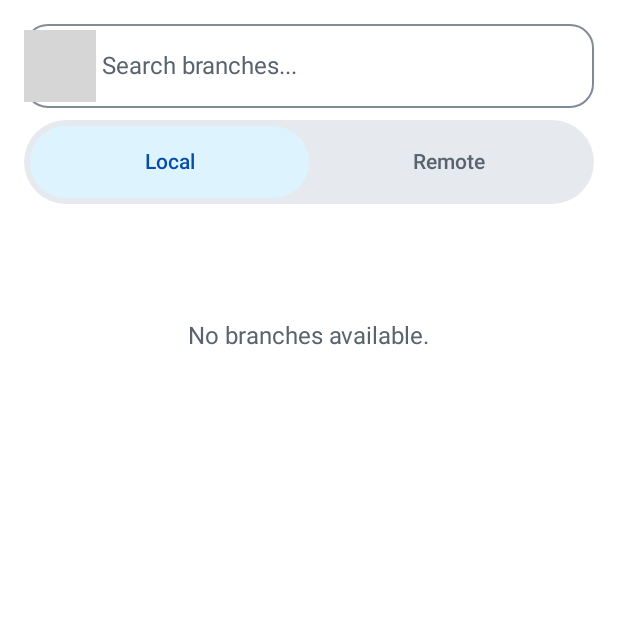
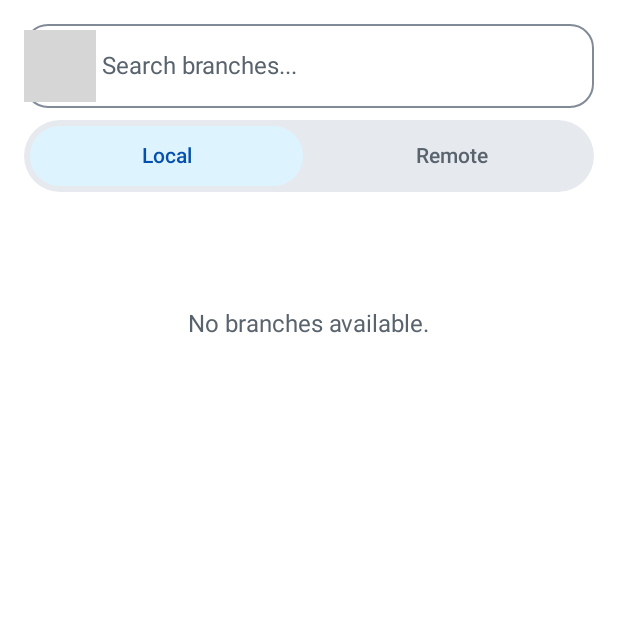
Before and after one commit to RHineIx/AndroidGit, an Android app built with Jetpack Compose: the composable BranchListContent called with empty values, on a phone screen of 412 x 824 dp, the top half of it. Run offline under Robolectric (Android 15) with nearby library versions, the phone set to English and light mode, and no system bars; 10 statements that could not run were skipped; grey boxes are pictures that could not be loaded.

Commit message:
Refine Tritanopia colors and eliminate segmented control press artifacts

```diff
--- a/app/src/main/java/com/android/git/ui/components/MaterialComponents.kt
+++ b/app/src/main/java/com/android/git/ui/components/MaterialComponents.kt
@@ -2,14 +2,15 @@
 
 package com.android.git.ui.components
 
-import androidx.compose.animation.animateColorAsState
 import androidx.compose.animation.core.animateFloatAsState
-import androidx.compose.animation.core.spring
-import androidx.compose.animation.core.Spring
+import androidx.compose.animation.core.tween
+import androidx.compose.animation.core.FastOutSlowInEasing
 import androidx.compose.foundation.BorderStroke
+import androidx.compose.foundation.border
 import androidx.compose.foundation.background
 import androidx.compose.foundation.layout.*
 import androidx.compose.foundation.interaction.MutableInteractionSource
+import androidx.compose.foundation.interaction.collectIsFocusedAsState
 import androidx.compose.foundation.selection.selectable
 import androidx.compose.foundation.selection.selectableGroup
 import androidx.compose.foundation.text.KeyboardActions
@@ -17,11 +18,17 @@ import androidx.compose.foundation.text.KeyboardOptions
 import androidx.compose.material3.*
 import androidx.compose.runtime.Composable
 import androidx.compose.runtime.getValue
+import androidx.compose.runtime.remember
 import androidx.compose.ui.Alignment
 import androidx.compose.ui.Modifier
 import androidx.compose.ui.draw.clip
-import androidx.compose.ui.unit.IntOffset
-import kotlin.math.roundToInt
+import androidx.compose.ui.draw.drawBehind
+import androidx.compose.ui.geometry.CornerRadius
+import androidx.compose.ui.geometry.Offset
+import androidx.compose.ui.geometry.Size
+import androidx.compose.ui.graphics.lerp
+import androidx.compose.ui.unit.LayoutDirection
+import kotlin.math.abs
 import androidx.compose.ui.graphics.Color
 import androidx.compose.ui.graphics.Shape
 import androidx.compose.ui.semantics.Role
@@ -402,42 +409,59 @@ fun SegmentedTabs(
     val selectedIndex = selectedTabIndex.coerceIn(tabs.indices)
     val position by animateFloatAsState(
         targetValue = selectedIndex.toFloat(),
-        animationSpec = spring(dampingRatio = Spring.DampingRatioNoBouncy, stiffness = Spring.StiffnessMediumLow),
+        animationSpec = tween(durationMillis = 220, easing = FastOutSlowInEasing),
         label = "Segment indicator"
     )
     val shape = androidx.compose.foundation.shape.CircleShape
     val scheme = MaterialTheme.colorScheme
-    BoxWithConstraints(
-        modifier = modifier.clip(shape).background(scheme.surfaceContainerHigh)
-            .selectableGroup().padding(4.dp)
+
+    // Draw exactly one pill behind the labels. No per-tab press/ripple layer
+    // can remain visible while the indicator travels to its next position.
+    Row(
+        modifier = modifier.fillMaxWidth().clip(shape)
+            .background(scheme.surfaceContainerHigh)
+            .drawBehind {
+                val cell = size.width / tabs.size
+                val inset = 4.dp.toPx().coerceAtMost(cell / 4f)
+                val visualPosition = if (layoutDirection == LayoutDirection.Rtl)
+                    tabs.lastIndex - position else position
+                val pillHeight = (size.height - 2f * inset).coerceAtLeast(0f)
+                drawRoundRect(
+                    color = scheme.primaryContainer.copy(alpha = if (enabled) 1f else 0.38f),
+                    topLeft = Offset(cell * visualPosition + inset, inset),
+                    size = Size((cell - 2f * inset).coerceAtLeast(0f), pillHeight),
+                    cornerRadius = CornerRadius(pillHeight / 2f)
+                )
+            }
+            .selectableGroup().height(IntrinsicSize.Min)
     ) {
-        val cellWidth = maxWidth / tabs.size
-        Box(
-            Modifier.matchParentSize()
-        ) {
+        tabs.forEachIndexed { index, title ->
+            val selected = index == selectedIndex
+            val interaction = remember { MutableInteractionSource() }
+            val focused by interaction.collectIsFocusedAsState()
+            val coverage = (1f - abs(position - index)).coerceIn(0f, 1f)
+            val textColor = lerp(scheme.onSurfaceVariant, scheme.onPrimaryContainer, coverage)
+                .copy(alpha = if (enabled) 1f else 0.38f)
             Box(
-                Modifier.offset { IntOffset((cellWidth.toPx() * position).roundToInt(), 0) }
-                    .width(cellWidth).fillMaxHeight().clip(shape)
-                    .background(scheme.primaryContainer.copy(alpha = if (enabled) 1f else 0.38f))
-            )
-        }
-        Row(Modifier.fillMaxWidth()) {
-            tabs.forEachIndexed { index, title ->
-                val selected = index == selectedIndex
-                val textColor by animateColorAsState(
-                    targetValue = (if (selected) scheme.onPrimaryContainer else scheme.onSurfaceVariant)
-                        .copy(alpha = if (enabled) 1f else 0.38f),
-                    label = "Segment text"
+                Modifier.weight(1f).fillMaxHeight().heightIn(min = 48.dp).clip(shape)
+                    .selectable(
+                        selected = selected,
+                        enabled = enabled,
+                        role = Role.Tab,
+                        interactionSource = interaction,
+                        indication = null,
+                        onClick = { if (!selected) onTabSelected(index) }
+                    )
+                    // Retain a keyboard/D-pad focus affordance without a tap ripple.
+                    .then(if (focused && enabled) Modifier.padding(3.dp)
+                        .border(1.dp, scheme.primary, shape) else Modifier.padding(3.dp))
+                    .padding(horizontal = 5.dp, vertical = 4.dp),
+                contentAlignment = Alignment.Center
+            ) {
+                Text(
+                    title, style = MaterialTheme.typography.labelLarge,
+                    textAlign = TextAlign.Center, fontWeight = FontWeight.Medium, color = textColor
                 )
-                Box(
-                    Modifier.weight(1f).clip(shape)
-                        .selectable(selected = selected, enabled = enabled, role = Role.Tab, onClick = { onTabSelected(index) })
-                        .heightIn(min = 48.dp).padding(horizontal = 8.dp, vertical = 10.dp),
-                    contentAlignment = Alignment.Center
-                ) {
-                    Text(title, style = MaterialTheme.typography.labelLarge,
-                        textAlign = TextAlign.Center, fontWeight = FontWeight.Medium, color = textColor)
-                }
             }
         }
     }
```
Also changed, not shown: app/src/main/java/com/android/git/ui/theme/Theme.kt (+18 -16 lines), 1 other file.
